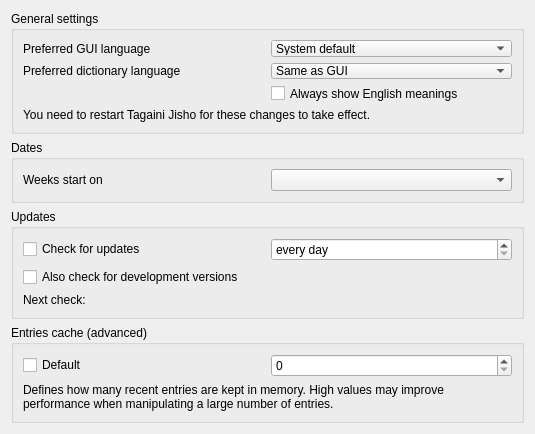
Old version of the form src/gui/GeneralPreferences.ui in the repository Gnurou/tagainijisho.
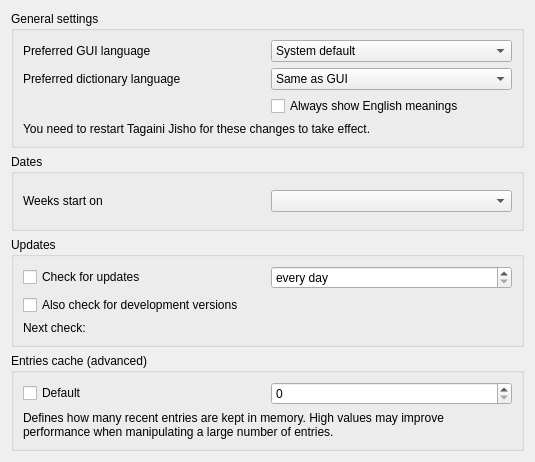
New version of the form.

Commit message:
Have the preferences window original accomodate its content
One of the labels had large text, with wrapping. If we don't set its
size policy to Minimum or MinimumExpanding, Qt does not properly set
the minimum size for it, then the dialog reduces some widgets
(typically those who can work at smaller sizes like combo boxes)

Fixes #67.

Diff of the .ui file:
```diff
--- a/src/gui/GeneralPreferences.ui
+++ b/src/gui/GeneralPreferences.ui
@@ -201,6 +201,12 @@
       </item>
       <item>
        <widget class="QLabel" name="label_4">
+        <property name="sizePolicy">
+         <sizepolicy hsizetype="Preferred" vsizetype="Minimum">
+          <horstretch>0</horstretch>
+          <verstretch>0</verstretch>
+         </sizepolicy>
+        </property>
         <property name="text">
          <string>Defines how many recent entries are kept in memory. High values may improve performance when manipulating a large number of entries.</string>
         </property>
```
